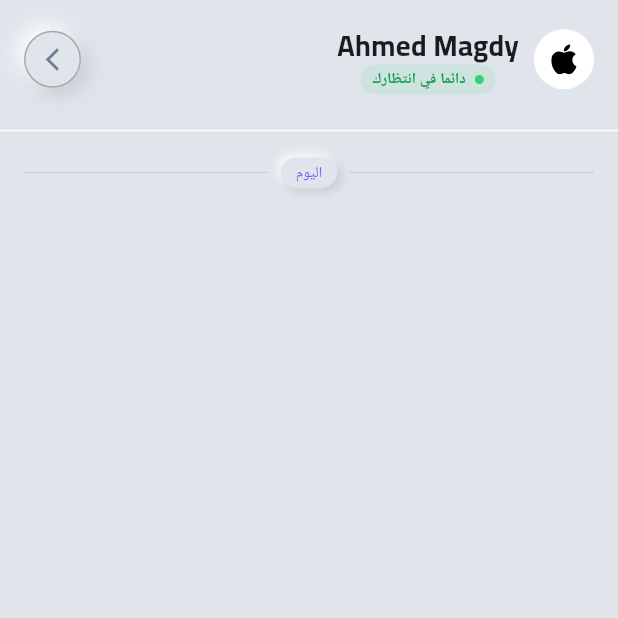
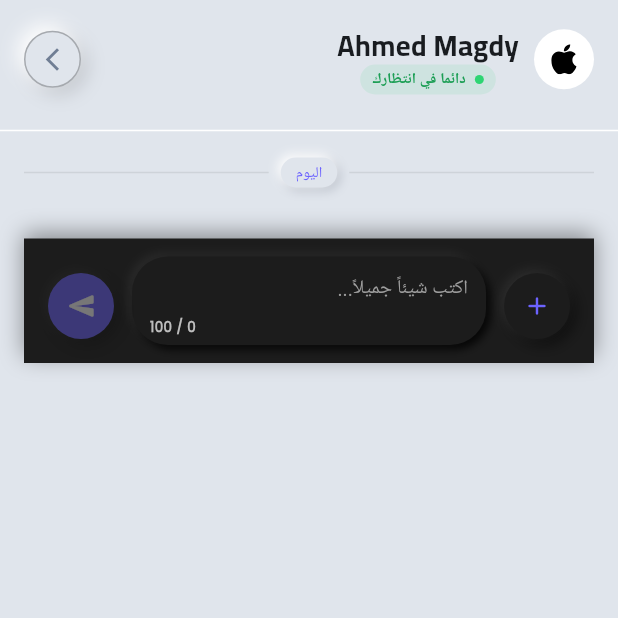
Before and after one commit to AhmedMagdy-10/widget_space, a Flutter app: the MainView screen opened by its route, item 3 of the bottom bar chosen, on a phone screen of 412 x 824 dp, the top half of it. Run offline on Flutter 3.47's test engine with Material 3 defaults, Android fonts, the phone set to English and light mode, and no system bars; drawn by our look-alikes of flutter_animate; our stand-ins replace cloud_firestore, dartz, device_preview, firebase_auth, firebase_core, flutter_bloc and 8 more; missing offline and left inert: flutter_facebook_auth; accounts and stored records are empty; Roboto replaces fonts that are missing (Tajawal).

Commit message:
create text input field in chat screen

```diff
--- a/lib/core/helper/on_generate_function.dart
+++ b/lib/core/helper/on_generate_function.dart
@@ -1,6 +1,7 @@
 import 'package:flutter/material.dart';
 import 'package:widget_space/feature/auth/presentation/view/login_view.dart';
 import 'package:widget_space/feature/auth/presentation/view/sign_up_view.dart';
+import 'package:widget_space/feature/home/Ui/views/home_view.dart';
 import 'package:widget_space/feature/home/Ui/views/main_view.dart';
 import 'package:widget_space/feature/splash/Ui/splash_screen.dart';
 
@@ -15,6 +16,9 @@ Route<dynamic> onGenerateRoute(RouteSettings settings) {
       return MaterialPageRoute(builder: (context) => const LoginView());
     case MainView.routeName:
       return MaterialPageRoute(builder: (context) => const MainView());
+    case HomeView.routeName:
+      return MaterialPageRoute(builder: (context) => const MainView());
+
     default:
       return MaterialPageRoute(builder: (context) => const Scaffold());
   }
--- a/lib/core/widgets/build_custom_app_bar.dart
+++ b/lib/core/widgets/build_custom_app_bar.dart
@@ -1,6 +1,7 @@
 import 'package:flutter/material.dart';
 import 'package:widget_space/core/utils/app_text_styles.dart';
 import 'package:widget_space/core/widgets/custom_icons_shape.dart';
+import 'package:widget_space/feature/home/Ui/views/main_view.dart';
 
 AppBar buildAppBar(BuildContext context, String title) {
   return AppBar(
@@ -10,9 +11,9 @@ AppBar buildAppBar(BuildContext context, String title) {
     title: Text(title, style: TextStyles.bold19.copyWith()),
     leading: IconButton(
       onPressed: () {
-        Navigator.pop(context);
+        Navigator.pushReplacementNamed(context, MainView.routeName);
       },
-      icon: CustomIconShape(icon: Icons.arrow_back_ios_new),
+      icon: CustomIconShape(icon: Icons.arrow_back_ios_new, onTap: () {}),
     ),
   );
 }
--- a/lib/core/widgets/custom_icons_shape.dart
+++ b/lib/core/widgets/custom_icons_shape.dart
@@ -4,7 +4,7 @@ import 'package:widget_space/core/utils/app_colors.dart';
 class CustomIconShape extends StatelessWidget {
   const CustomIconShape({super.key, required this.icon, required this.onTap});
   final IconData icon;
- final void Function() onTap;
+  final void Function()? onTap;
   @override
   Widget build(BuildContext context) {
     return Container(
@@ -28,7 +28,7 @@ class CustomIconShape extends StatelessWidget {
       ),
 
       child: GestureDetector(
-        onTap: ,
+        onTap: onTap,
         child: CircleAvatar(
           radius: 18,
           backgroundColor: Colors.transparent,
--- a/lib/feature/chat/Ui/widgets/chat_screen_view_body.dart
+++ b/lib/feature/chat/Ui/widgets/chat_screen_view_body.dart
@@ -1,5 +1,7 @@
 import 'package:flutter/material.dart';
+import 'package:google_fonts/google_fonts.dart';
 import 'package:widget_space/core/widgets/custom_icons_shape.dart';
+import 'package:widget_space/feature/chat/Ui/widgets/custom_text_input_field.dart';
 import 'package:widget_space/feature/chat/Ui/widgets/date_divider.dart';
 import 'package:widget_space/feature/chat/Ui/widgets/user_connect_status_header.dart';
 
@@ -20,19 +22,22 @@ class ChatScreenViewBody extends StatelessWidget {
                 CustomIconShape(
                   icon: Icons.arrow_forward_ios_outlined,
 
-                  onTap: () {
-                    Navigator.pop(context);
-                  },
+                  onTap: () {},
                 ),
               ],
             ),
           ),
+
           Divider(color: Colors.white),
 
           Padding(
             padding: const EdgeInsets.only(bottom: 8, left: 16, right: 16),
             child: DateDivider(label: 'اليوم'),
           ),
+          Padding(
+            padding: const EdgeInsets.all(16),
+            child: SkeuomorphicChatInput(onSend: (b) {}, onPlusTap: () {}),
+          ),
         ],
       ),
     );
--- /dev/null
+++ b/lib/feature/chat/Ui/widgets/custom_text_input_field.dart
@@ -0,0 +1,238 @@
+import 'package:flutter/material.dart';
+import 'package:google_fonts/google_fonts.dart';
+import 'package:widget_space/core/utils/app_colors.dart';
+
+class SkeuomorphicChatInput extends StatefulWidget {
+  final Function(String) onSend;
+  final VoidCallback onPlusTap;
+
+  const SkeuomorphicChatInput({
+    super.key,
+    required this.onSend,
+    required this.onPlusTap,
+  });
+
+  @override
+  State<SkeuomorphicChatInput> createState() => _SkeuomorphicChatInputState();
+}
+
+class _SkeuomorphicChatInputState extends State<SkeuomorphicChatInput> {
+  final TextEditingController _controller = TextEditingController();
+  bool _hasText = false;
+
+  // الثوابت التصميمية
+  static const Color _bgColor = Color(0xFF1C1C1C);
+  static const Color _accentColor = Color(0xFF6C63FF);
+  static const int _charLimit = 100;
+
+  @override
+  void initState() {
+    super.initState();
+    _controller.addListener(_onTextChanged);
+  }
+
+  void _onTextChanged() {
+    if (mounted) {
+      setState(() {
+        _hasText = _controller.text.trim().isNotEmpty;
+      });
+    }
+  }
+
+  @override
+  Widget build(BuildContext context) {
+    return Container(
+      padding: const EdgeInsets.symmetric(horizontal: 16, vertical: 12),
+      decoration: _buildMainOuterDecoration(),
+      child: SafeArea(
+        child: Row(
+          crossAxisAlignment:
+              CrossAxisAlignment.end, // لضمان بقاء الأزرار في الأسفل عند التوسع
+          children: [
+            // 1. زر الإضافة (+)
+            Padding(
+              padding: const EdgeInsets.only(bottom: 4),
+              child: _buildPlusButton(),
+            ),
+
+            const SizedBox(width: 12),
+
+            // 2. حقل الإدخال المحفور والمتوسع
+            Expanded(child: _buildInputFieldContainer()),
+
+            const SizedBox(width: 12),
+
+            // 3. زر الإرسال
+            Padding(
+              padding: const EdgeInsets.only(bottom: 4),
+              child: _buildSendButton(),
+            ),
+          ],
+        ),
+      ),
+    );
+  }
+
+  BoxDecoration _buildMainOuterDecoration() {
+    return BoxDecoration(
+      color: _bgColor,
+      boxShadow: [
+        BoxShadow(
+          color: Colors.black.withOpacity(0.4),
+          offset: const Offset(0, -4),
+          blurRadius: 12,
+        ),
+      ],
+    );
+  }
+
+  Widget _buildPlusButton() {
+    return _SkeuoButton(
+      onTap: widget.onPlusTap,
+      icon: Icons.add_rounded,
+      color: _bgColor,
+      iconColor: _accentColor,
+    );
+  }
+
+  Widget _buildInputFieldContainer() {
+    return AnimatedContainer(
+      duration: const Duration(milliseconds: 200),
+      padding: const EdgeInsets.symmetric(horizontal: 12, vertical: 4),
+      decoration: BoxDecoration(
+        color: _bgColor,
+        borderRadius: BorderRadius.circular(24),
+        boxShadow: [
+          BoxShadow(
+            color: Colors.black.withOpacity(0.8),
+            offset: const Offset(3, 3),
+            blurRadius: 4,
+          ),
+          BoxShadow(
+            color: Colors.white.withOpacity(0.05),
+            offset: const Offset(-3, -3),
+            blurRadius: 4,
+          ),
+        ],
+      ),
+      child: Column(
+        mainAxisSize: MainAxisSize.min,
+        crossAxisAlignment: CrossAxisAlignment.end,
+        children: [_buildTextFormField(), _buildCharCounter()],
+      ),
+    );
+  }
+
+  Widget _buildTextFormField() {
+    return TextFormField(
+      controller: _controller,
+      maxLines: null,
+      minLines: 1,
+      maxLength: _charLimit,
+      keyboardType: TextInputType.multiline,
+
+      style: GoogleFonts.tajawal(
+        color: Colors.white70,
+        fontSize: 14,
+        height: 1.4,
+      ),
+      decoration: InputDecoration(
+        hintText: 'اكتب شيئاً جميلاً...',
+        hintStyle: GoogleFonts.tajawal(
+          color: Colors.grey.shade500,
+          fontSize: 13,
+        ),
+        border: InputBorder.none,
+        isDense: true,
+        counterText: "", // إخفاء العداد الافتراضي
+        contentPadding: const EdgeInsets.symmetric(vertical: 8),
+      ),
+    );
+  }
+
+  Widget _buildCharCounter() {
+    int currentLength = _controller.text.length;
+    bool isNearLimit = currentLength >= (_charLimit - 15);
+
+    return Padding(
+      padding: const EdgeInsets.only(bottom: 2),
+      child: Text(
+        "$currentLength / $_charLimit",
+        style: GoogleFonts.poppins(
+          fontSize: 9,
+          color: isNearLimit ? Colors.orangeAccent : Colors.grey.shade400,
+          fontWeight: FontWeight.w600,
+        ),
+      ),
+    );
+  }
+
+  Widget _buildSendButton() {
+    return _SkeuoButton(
+      onTap: () {
+        if (_hasText) {
+          widget.onSend(_controller.text.trim());
+          _controller.clear();
+        }
+      },
+      icon: Icons.send_rounded,
+      color: _accentColor,
+      iconColor: Colors.white,
+      isEnabled: _hasText,
+    );
+  }
+
+  @override
+  void dispose() {
+    _controller.removeListener(_onTextChanged);
+    _controller.dispose();
+    super.dispose();
+  }
+}
+
+class _SkeuoButton extends StatelessWidget {
+  final VoidCallback onTap;
+  final IconData icon;
+  final Color color;
+  final Color iconColor;
+  final bool isEnabled;
+
+  const _SkeuoButton({
+    required this.onTap,
+    required this.icon,
+    required this.color,
+    required this.iconColor,
+    this.isEnabled = true,
+  });
+
+  @override
+  Widget build(BuildContext context) {
+    return GestureDetector(
+      onTap: isEnabled ? onTap : null,
+      child: AnimatedOpacity(
+        duration: const Duration(milliseconds: 200),
+        opacity: isEnabled ? 1.0 : 0.4,
+        child: Container(
+          padding: const EdgeInsets.all(12),
+          decoration: BoxDecoration(
+            color: color,
+            shape: BoxShape.circle,
+            boxShadow: [
+              BoxShadow(
+                color: Colors.black.withOpacity(0.5),
+                offset: const Offset(4, 4),
+                blurRadius: 8,
+              ),
+              BoxShadow(
+                color: Colors.white.withOpacity(0.08),
+                offset: const Offset(-2, -2),
+                blurRadius: 6,
+              ),
+            ],
+          ),
+          child: Icon(icon, color: iconColor, size: 20),
+        ),
+      ),
+    );
+  }
+}
--- a/lib/feature/home/Ui/views/home_view.dart
+++ b/lib/feature/home/Ui/views/home_view.dart
@@ -6,6 +6,7 @@ import 'package:widget_space/feature/home/Ui/widgets/home_view_body.dart';
 
 class HomeView extends StatelessWidget {
   const HomeView({super.key});
+  static const String routeName = '_view';
 
   @override
   Widget build(BuildContext context) {
--- a/lib/feature/home/Ui/views/main_view.dart
+++ b/lib/feature/home/Ui/views/main_view.dart
@@ -7,27 +7,30 @@ import 'package:widget_space/feature/home/logic/manager/main_cubit_states.dart';
 class MainView extends StatelessWidget {
   const MainView({super.key});
   static const String routeName = 'main_view';
+
   @override
   Widget build(BuildContext context) {
-    return BlocProvider<MainCubit>(
-      create: (context) => MainCubit(),
-      child: BlocBuilder<MainCubit, MainCubitStates>(
-        builder: (context, state) {
-          var cubit = BlocProvider.of<MainCubit>(context);
-          bool isChatScreen = cubit.currentIndexPage == 1;
-          return Scaffold(
-            body: cubit.views[cubit.currentIndexPage],
+    return BlocBuilder<MainCubit, MainCubitStates>(
+      builder: (context, state) {
+        var cubit = context.read<MainCubit>();
+        int currentIndex = cubit.currentIndexPage;
+        bool isChatPage = currentIndex == 1;
 
-            bottomNavigationBar: isChatScreen ? null : const BottomBarCustom(),
-            // floatingActionButton: AnimatedSkeuoFAB(
-            //   onPressed: () {},
-            //   icon: Icons.add_comment_rounded,
-            // ),
-            floatingActionButtonLocation:
-                FloatingActionButtonLocation.startFloat,
-          );
-        },
-      ),
+        return PopScope(
+          canPop: currentIndex == 0,
+          onPopInvokedWithResult: (didPop, result) {
+            if (didPop) return;
+            if (isChatPage) {
+              cubit.changePage(0);
+            }
+          },
+          child: Scaffold(
+            body: IndexedStack(index: currentIndex, children: cubit.views),
+
+            bottomNavigationBar: isChatPage ? null : const BottomBarCustom(),
+          ),
+        );
+      },
     );
   }
 }
```
